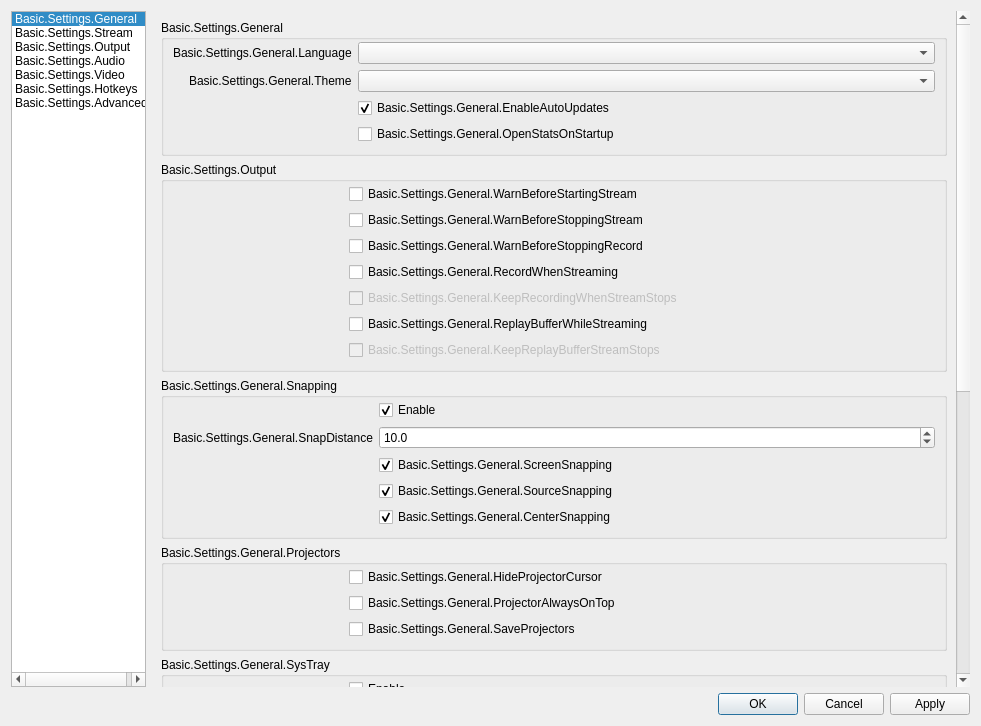
First picture: the form in UI/forms/OBSBasicSettings.ui, repository obsproject/obs-studio, before the edit.
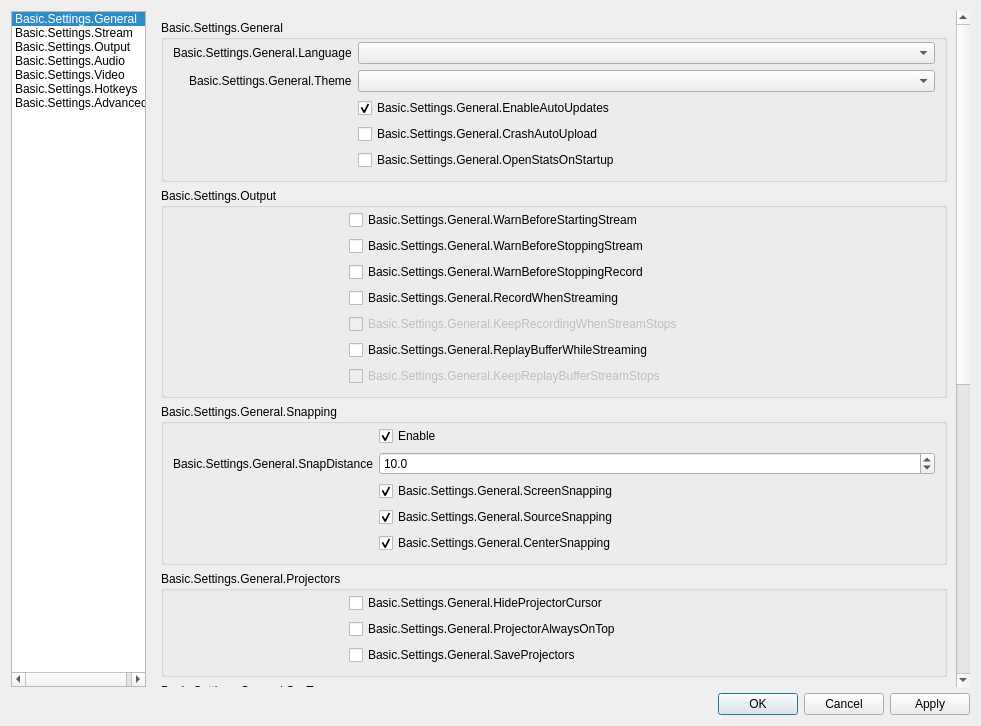
Second picture: the form after the edit. The open tabs and pages were chosen to show the change. Icons and pictures are not drawn. Custom widgets are drawn as their Qt base class.

Commit message: UI: Add optional auto crash reporting

Diff of the .ui file:
```diff
--- a/UI/forms/OBSBasicSettings.ui
+++ b/UI/forms/OBSBasicSettings.ui
@@ -151,8 +151,8 @@
              <rect>
               <x>0</x>
               <y>0</y>
-              <width>803</width>
-              <height>1026</height>
+              <width>805</width>
+              <height>1349</height>
              </rect>
             </property>
             <layout class="QVBoxLayout" name="verticalLayout_19">
@@ -238,13 +238,20 @@
                      </property>
                     </widget>
                    </item>
-                   <item row="3" column="1">
+                   <item row="4" column="1">
                     <widget class="QCheckBox" name="openStatsOnStartup">
                      <property name="text">
                       <string>Basic.Settings.General.OpenStatsOnStartup</string>
                      </property>
                     </widget>
                    </item>
+                   <item row="3" column="1">
+                    <widget class="QCheckBox" name="crashAutoUpload">
+                     <property name="text">
+                      <string>Basic.Settings.General.CrashAutoUpload</string>
+                     </property>
+                    </widget>
+                   </item>
                   </layout>
                  </widget>
                 </item>
```
Left out of the diff: 18 changed lines with no effect on the pictures. The commit also changes 7 other files.
